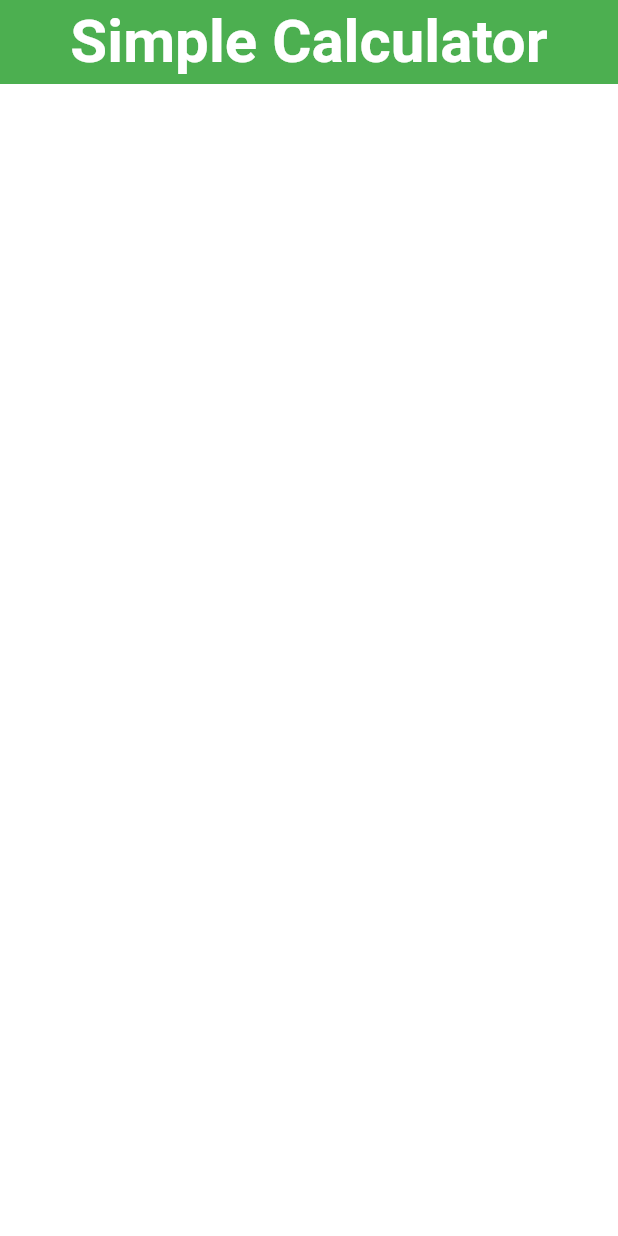
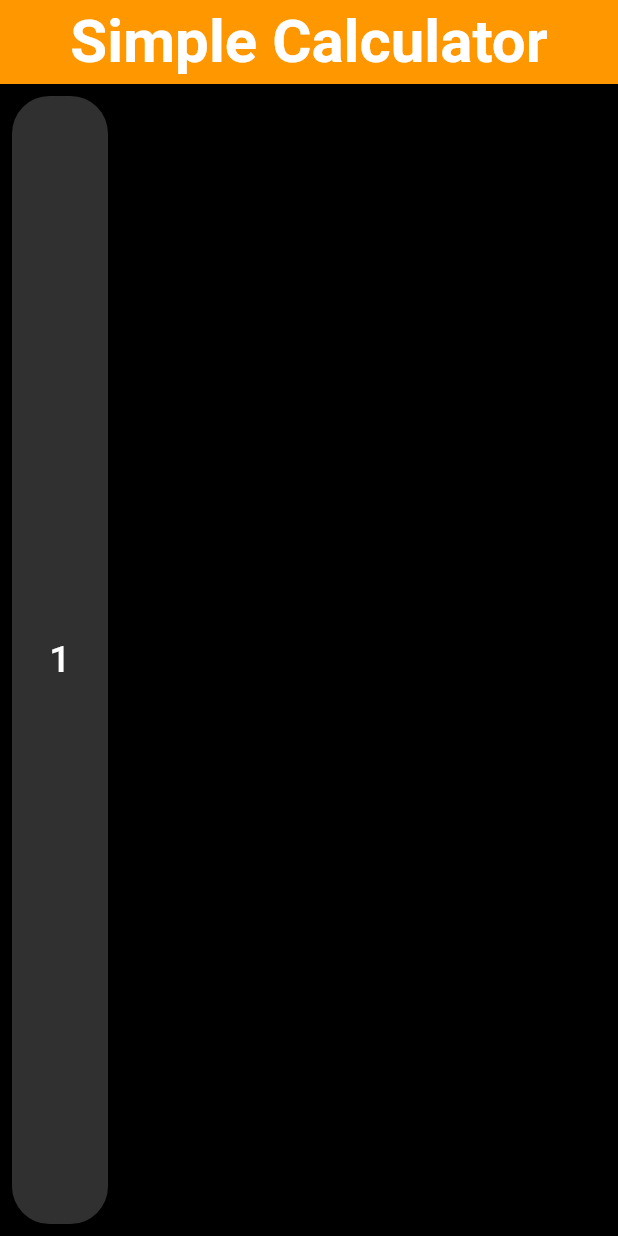
Before and after one commit to rafiafsan/simple_calculator_app, a Flutter app: the screen it shows after launch, on a phone screen of 412 x 824 dp. Run offline on Flutter 3.47's test engine with Material 3 defaults, Android fonts, the phone set to English and light mode, and no system bars.

Commit message:
new commit

```diff
--- a/lib/calculatorapp.dart
+++ b/lib/calculatorapp.dart
@@ -16,9 +16,46 @@ class _calculatorappState extends State<calculatorapp> {
   @override
   Widget build(BuildContext context) {
     return Scaffold(
+      backgroundColor: Colors.black,
       appBar: AppBar(
-        title: Text("Simple Calculator",style: TextStyle(fontSize: 40,fontWeight: FontWeight.bold,color: Colors.white),),
+        backgroundColor: Colors.orange,
+        title: Text(
+          "Simple Calculator",
+          style: TextStyle(
+              fontSize: 40, fontWeight: FontWeight.bold, color: Colors.white),
+        ),
+      ),
+      body: Column(
+        children: [
+          buildButton()
+        ],
       ),
     );
   }
 }
+
+class buildButton extends StatelessWidget {
+  const buildButton({
+    super.key,
+  });
+
+  @override
+  Widget build(BuildContext context) {
+    return Expanded(
+      child: Padding(
+        padding: const EdgeInsets.all(8.0),
+        child: ElevatedButton(
+            onPressed: () {},
+            style: ElevatedButton.styleFrom(
+              backgroundColor: Colors.grey[850],
+              padding: EdgeInsets.all(24),
+              shape: RoundedRectangleBorder(borderRadius: BorderRadius.circular(25))
+            ),
+            child: Text(
+              '1',
+              style: TextStyle(fontSize: 25, color: Colors.white),
+            )),
+      ),
+    );
+  }
+}
--- a/lib/myApp.dart
+++ b/lib/myApp.dart
@@ -10,7 +10,7 @@ class myApp extends StatelessWidget {
       theme: ThemeData(
         primaryColor: Colors.white,
         appBarTheme: AppBarTheme(
-          color: Colors.green,
+          // color: Colors.green,
           centerTitle: true,
         ),scaffoldBackgroundColor: Colors.white,
 
```
Also changed, not shown: lib/widgets/calculatorButton.dart (added, +26 -0 lines).
